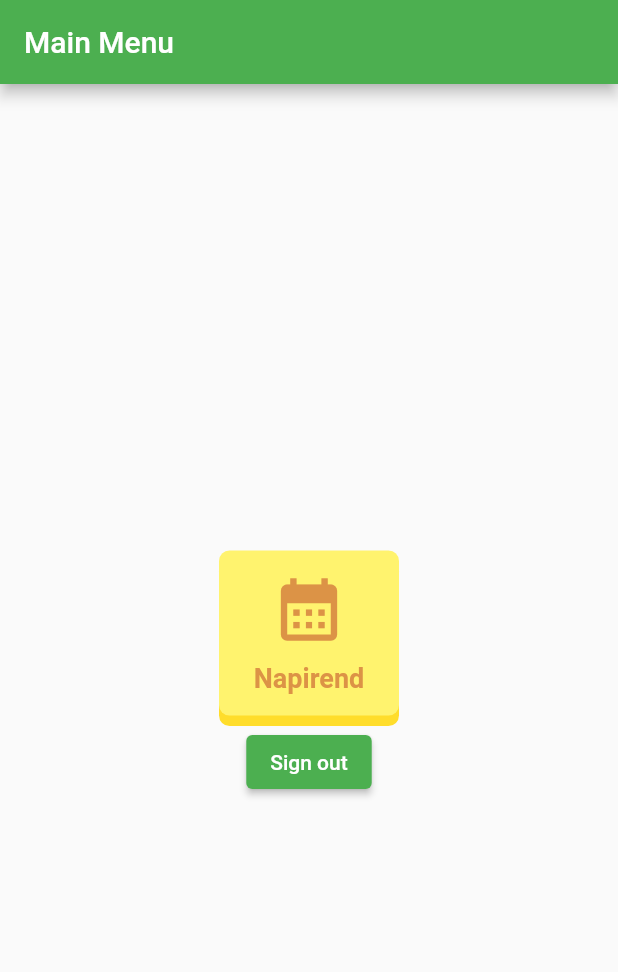
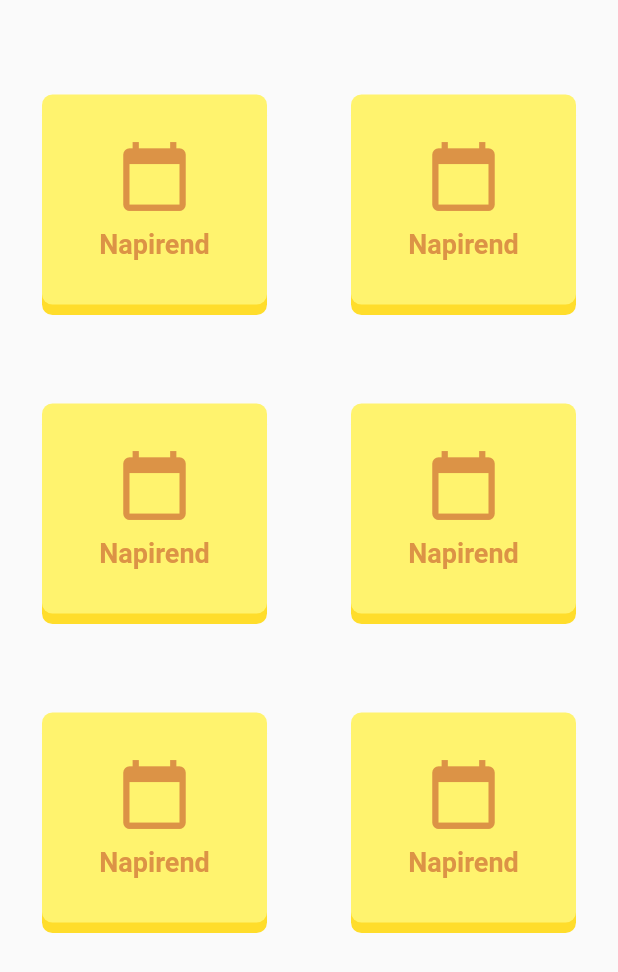
Before and after one commit to TomiSzabo00/TiszAppFlutter, a Flutter app: the screen it shows once a user with an empty profile is signed in, on a phone screen of 412 x 824 dp. Shown: the top 972 px of the screen. Run offline on Flutter 3.47's test engine with Material 2 defaults, Android fonts, the light colour scheme and no system bars; our stand-ins replace firebase_auth, firebase_core; accounts and stored records are empty.

Commit message:
main menu prepare

```diff
--- a/lib/screens/login_screen.dart
+++ b/lib/screens/login_screen.dart
@@ -82,9 +82,9 @@ class _LoginScreenState extends State<LoginScreen> {
     final isDarkTheme =
         MediaQuery.of(context).platformBrightness == Brightness.dark;
     return Scaffold(
-      body: Container(
-        height: double.infinity,
-        width: double.infinity,
+      body: SingleChildScrollView(
+        child: Container(
+          height: MediaQuery.of(context).size.height,
           padding: const EdgeInsets.all(20),
           decoration: BoxDecoration(
             image: DecorationImage(
@@ -100,7 +100,8 @@ class _LoginScreenState extends State<LoginScreen> {
               mainAxisAlignment: MainAxisAlignment.center,
               crossAxisAlignment: CrossAxisAlignment.center,
               children: [
-              Image.asset("images/logo2_outline.png", width: 200, height: 200),
+                Image.asset("images/logo2_outline.png",
+                    width: 200, height: 200),
                 const SizedBox(height: 50),
                 _emailField(),
                 const SizedBox(height: 15),
@@ -112,6 +113,7 @@ class _LoginScreenState extends State<LoginScreen> {
                 ),
                 _registerText(),
               ],
+            ),
           ),
         ),
       ),
--- a/lib/screens/main_menu_screen.dart
+++ b/lib/screens/main_menu_screen.dart
@@ -25,22 +25,41 @@ class MainMenu extends StatelessWidget {
   @override
   Widget build(BuildContext context) {
     return Scaffold(
-      appBar: AppBar(
-        title: const Text('Main Menu'),
-      ),
-      body: Container(
-        height: double.infinity,
-        width: double.infinity,
-        padding: const EdgeInsets.all(20),
-        child: Column(
-          mainAxisAlignment: MainAxisAlignment.center,
-          crossAxisAlignment: CrossAxisAlignment.center,
-          children: [
-            _userId(),
-            MenuIcon(),
-            _signOutButton(),
-          ],
-        ),
+      body: GridView.count(
+        padding: const EdgeInsets.only(top: 60),
+        crossAxisCount: 2,
+        children: [
+          MenuIcon(
+            icon: Icons.calendar_today,
+            text: "Napirend",
+            onPressed: () {},
+          ),
+          MenuIcon(
+            icon: Icons.calendar_today,
+            text: "Napirend",
+            onPressed: () {},
+          ),
+          MenuIcon(
+            icon: Icons.calendar_today,
+            text: "Napirend",
+            onPressed: () {},
+          ),
+          MenuIcon(
+            icon: Icons.calendar_today,
+            text: "Napirend",
+            onPressed: () {},
+          ),
+          MenuIcon(
+            icon: Icons.calendar_today,
+            text: "Napirend",
+            onPressed: () {},
+          ),
+          MenuIcon(
+            icon: Icons.calendar_today,
+            text: "Napirend",
+            onPressed: () {},
+          ),
+        ],
       ),
     );
   }
--- a/lib/widgets/menu_icon.dart
+++ b/lib/widgets/menu_icon.dart
@@ -3,15 +3,24 @@ import 'package:tiszapp_flutter/colors.dart';
 import '3d_button.dart';
 
 class MenuIcon extends StatelessWidget {
-  const MenuIcon({super.key});
+  const MenuIcon({
+    super.key,
+    required this.icon,
+    required this.text,
+    required this.onPressed,
+  });
+
+  final IconData icon;
+  final String text;
+  final VoidCallback onPressed;
 
   @override
   Widget build(BuildContext context) {
     final isDarkTheme =
         MediaQuery.of(context).platformBrightness == Brightness.dark;
     return Button3D(
-      width: 120,
-      height: 120,
+      width: 150,
+      height: 150,
       style: StyleOf3dButton(
         topColor:
             isDarkTheme ? CustomColor.btnFaceNight : CustomColor.btnFaceDay,
@@ -21,21 +30,24 @@ class MenuIcon extends StatelessWidget {
       child: Column(
         mainAxisAlignment: MainAxisAlignment.center,
         children: [
-          const Icon(
-            Icons.calendar_month,
+          Icon(
+            icon,
             size: 50,
           ),
           const SizedBox(height: 10),
-          Text("Napirend",
+          Text(text,
               style: TextStyle(
-                  color: isDarkTheme
-                      ? CustomColor.btnTextNight
-                      : CustomColor.btnTextDay,
-                  fontWeight: FontWeight.bold,
-                  fontSize: 18)),
+                color: isDarkTheme
+                    ? CustomColor.btnTextNight
+                    : CustomColor.btnTextDay,
+                fontWeight: FontWeight.bold,
+                fontSize: 18,
+              )),
         ],
       ),
-      onPressed: () {},
+      onPressed: () {
+        onPressed();
+      },
     );
   }
 }
```
Lines whose indentation alone changed are shown as unchanged.
